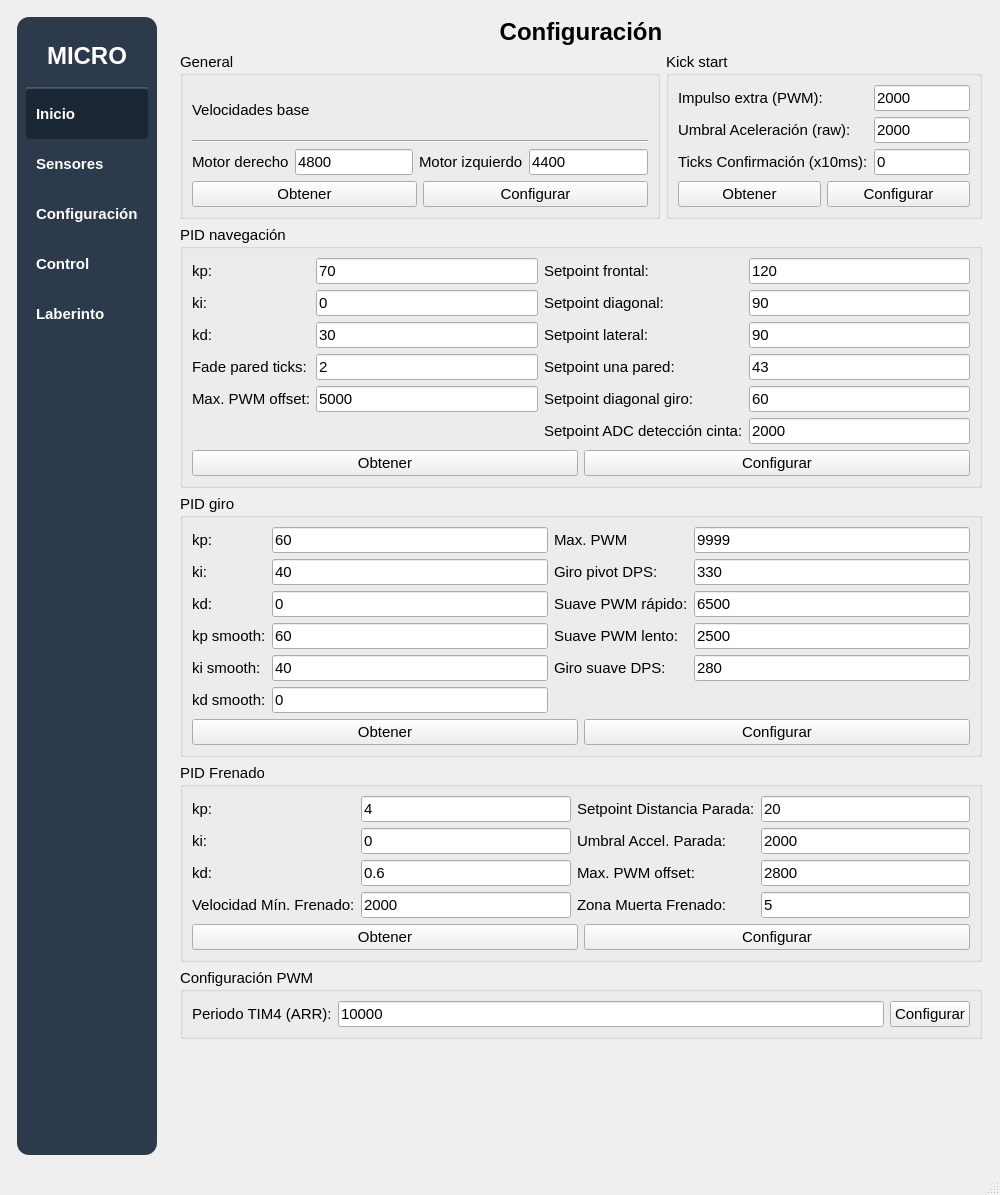
Qt form mainwindow.ui (IvanLeiCas22/HMI_MICROMOUSE_V4) before a commit.
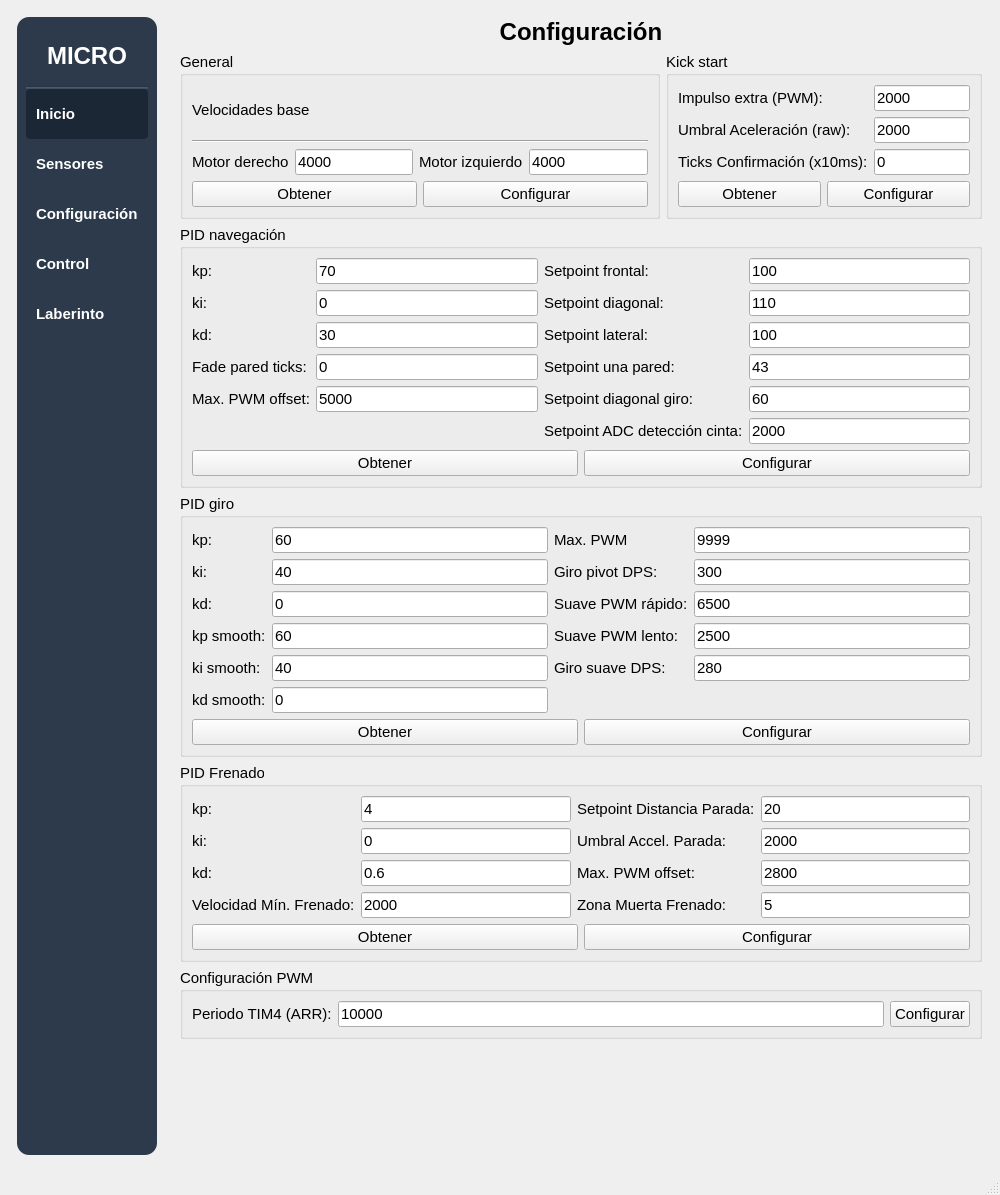
The same form after that commit.

Patch:
```diff
--- a/mainwindow.ui
+++ b/mainwindow.ui
@@ -1570,7 +1570,7 @@
                <item>
                 <widget class="QLineEdit" name="editRightMotorBaseSpeed">
                  <property name="text">
-                  <string>4800</string>
+                  <string>4000</string>
                  </property>
                 </widget>
                </item>
@@ -1584,7 +1584,7 @@
                <item>
                 <widget class="QLineEdit" name="editLeftMotorBaseSpeed">
                  <property name="text">
-                  <string>4400</string>
+                  <string>4000</string>
                  </property>
                 </widget>
                </item>
@@ -1718,7 +1718,7 @@
              <item row="3" column="1">
               <widget class="QLineEdit" name="editWallFadeTicks">
                <property name="text">
-                <string>2</string>
+                <string>0</string>
                </property>
               </widget>
              </item>
@@ -1760,7 +1760,7 @@
              <item row="1" column="4">
               <widget class="QLineEdit" name="editSetpointDiagonal">
                <property name="text">
-                <string>90</string>
+                <string>110</string>
                </property>
               </widget>
              </item>
@@ -1774,7 +1774,7 @@
              <item row="2" column="4">
               <widget class="QLineEdit" name="editSetpointSides">
                <property name="text">
-                <string>90</string>
+                <string>100</string>
                </property>
               </widget>
              </item>
@@ -1795,7 +1795,7 @@
              <item row="0" column="4">
               <widget class="QLineEdit" name="editSetpointFront">
                <property name="text">
-                <string>120</string>
+                <string>100</string>
                </property>
               </widget>
              </item>
@@ -1910,7 +1910,7 @@
              <item row="1" column="3">
               <widget class="QLineEdit" name="editMinTurnSpeed">
                <property name="text">
-                <string>330</string>
+                <string>300</string>
                </property>
               </widget>
              </item>
```
